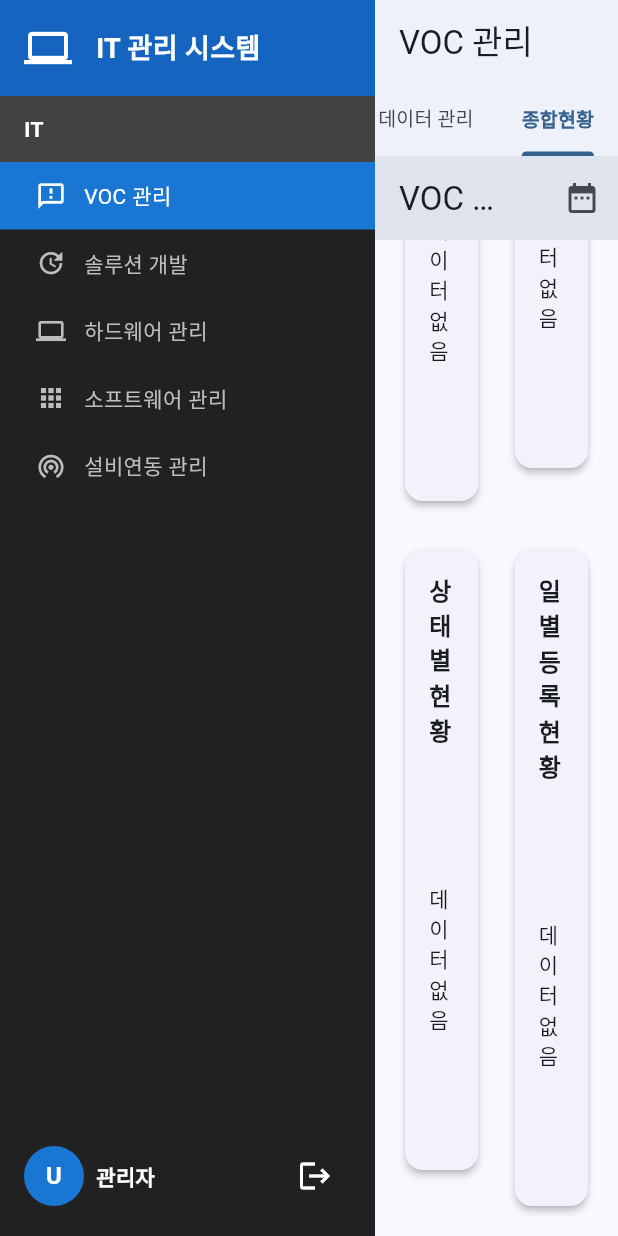
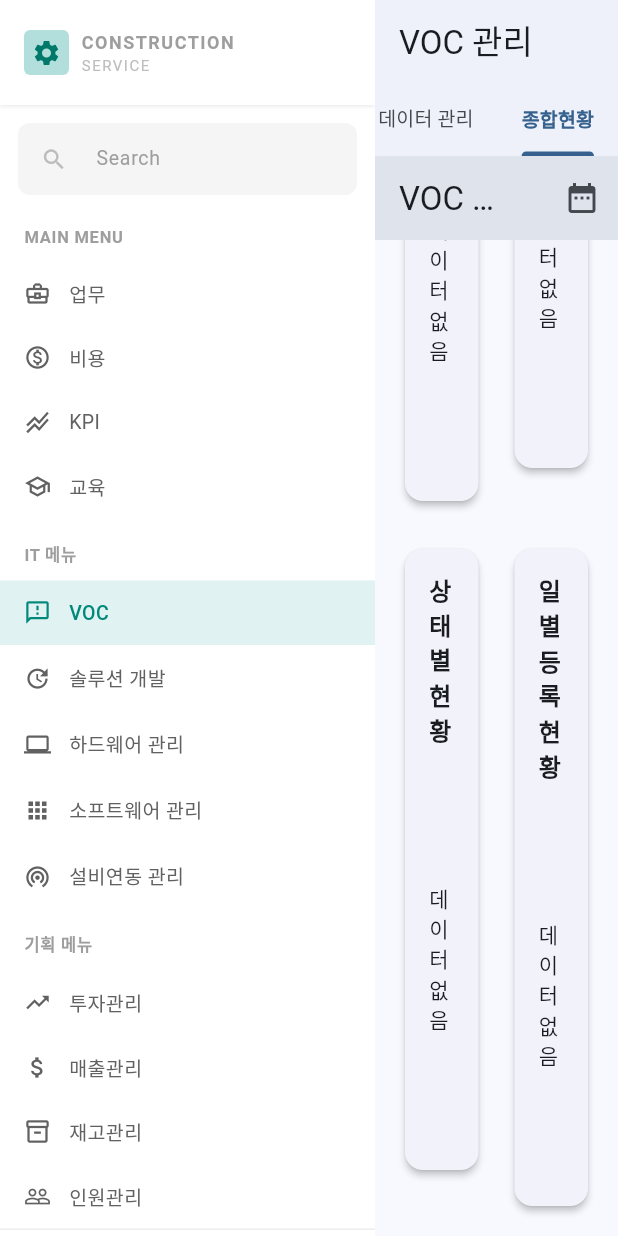
Before and after one commit to aimhigh31/nexplus_task, a Flutter app: the screen it shows after launch, tab 2 chosen, scrolled down 446 dp, on a phone screen of 412 x 824 dp. Run offline on Flutter 3.47's test engine with Material 3 defaults, Android fonts, the phone set to English and light mode, and no system bars; our stand-ins replace calendar_date_picker2, file_picker, fl_chart, pdf, printing, qr_flutter; missing offline and left inert: excel, file_saver, mongo_dart, pluto_grid_plus; network calls fail.

Commit message:
사이드바 수정중 1

```diff
--- a/lib/widgets/sidebar.dart
+++ b/lib/widgets/sidebar.dart
@@ -1,6 +1,8 @@
 import 'package:flutter/material.dart';
+import 'dart:async';
+import 'package:intl/intl.dart';
 
-class SideBar extends StatelessWidget {
+class SideBar extends StatefulWidget {
   final String currentPage;
   final Function(String) onPageChanged;
 
@@ -11,133 +13,265 @@ class SideBar extends StatelessWidget {
   });
 
   @override
+  State<SideBar> createState() => _SideBarState();
+}
+
+class _SideBarState extends State<SideBar> {
+  late Timer _timer;
+  late String _currentTime;
+  late String _currentDate;
+  final TextEditingController _searchController = TextEditingController();
+
+  @override
+  void initState() {
+    super.initState();
+    _updateTime();
+    _timer = Timer.periodic(const Duration(seconds: 1), (timer) => _updateTime());
+  }
+
+  @override
+  void dispose() {
+    _timer.cancel();
+    _searchController.dispose();
+    super.dispose();
+  }
+
+  void _updateTime() {
+    final now = DateTime.now();
+    setState(() {
+      _currentTime = DateFormat('h:mm a').format(now);
+      _currentDate = DateFormat('MMM dd, yyyy').format(now);
+    });
+  }
+
+  @override
   Widget build(BuildContext context) {
     return Container(
       width: 250,
-      color: Colors.grey.shade900,
+      color: Colors.white,
       child: Column(
         children: [
-          // 로고 및 앱 제목
+          // 로고 영역
           Container(
-            height: 64,
-            padding: const EdgeInsets.symmetric(horizontal: 16.0),
-            color: Colors.blue.shade800,
+            height: 70,
+            padding: const EdgeInsets.symmetric(horizontal: 16.0, vertical: 8.0),
+            decoration: BoxDecoration(
+              color: Colors.white,
+              boxShadow: [
+                BoxShadow(
+                  color: Colors.grey.shade200,
+                  offset: const Offset(0, 1),
+                  blurRadius: 1,
+                ),
+              ],
+            ),
             child: Row(
               children: [
-                Icon(
-                  Icons.computer,
-                  color: Colors.white,
-                  size: 32,
+                // 회사 로고 (기어 아이콘)
+                Container(
+                  width: 30,
+                  height: 30,
+                  decoration: BoxDecoration(
+                    color: Colors.teal.shade100,
+                    borderRadius: BorderRadius.circular(4),
+                  ),
+                  child: Icon(
+                    Icons.settings,
+                    color: Colors.teal.shade700,
+                    size: 20,
+                  ),
                 ),
-                SizedBox(width: 16),
-                Text(
-                  'IT 관리 시스템',
-                  style: TextStyle(
-                    color: Colors.white,
-                    fontSize: 18,
-                    fontWeight: FontWeight.bold,
-                  ),
+                const SizedBox(width: 8),
+                // 회사명
+                Column(
+                  crossAxisAlignment: CrossAxisAlignment.start,
+                  mainAxisAlignment: MainAxisAlignment.center,
+                  children: [
+                    const Text(
+                      'CONSTRUCTION',
+                      style: TextStyle(
+                        color: Colors.grey,
+                        fontSize: 12,
+                        fontWeight: FontWeight.bold,
+                        letterSpacing: 1,
+                      ),
+                    ),
+                    Text(
+                      'SERVICE',
+                      style: TextStyle(
+                        color: Colors.grey.shade400,
+                        fontSize: 10,
+                        letterSpacing: 1,
+                      ),
+                    ),
+                  ],
                 ),
               ],
             ),
           ),
 
-          // 메뉴 항목
-          Expanded(
-            child: SingleChildScrollView(
-              child: Column(
-                children: [
-                  // IT 카테고리
-                  _buildCategory('IT'),
+          // 검색 영역
+          Padding(
+            padding: const EdgeInsets.all(12.0),
+            child: TextField(
+              controller: _searchController,
+              decoration: InputDecoration(
+                filled: true,
+                fillColor: Colors.grey.shade100,
+                hintText: 'Search',
+                hintStyle: TextStyle(fontSize: 13, color: Colors.grey.shade500),
+                prefixIcon: Icon(Icons.search, size: 18, color: Colors.grey.shade400),
+                border: OutlineInputBorder(
+                  borderRadius: BorderRadius.circular(8),
+                  borderSide: BorderSide.none,
+                ),
+                contentPadding: EdgeInsets.zero,
+                isDense: true,
+              ),
+              style: const TextStyle(fontSize: 13),
+            ),
+          ),
 
-                  // IT 하위 메뉴 항목들
-                  _buildMenuItem(
-                    'system_voc',
-                    'VOC 관리',
-                    Icons.feedback_outlined,
-                    currentPage == 'system_voc',
-                  ),
-                  _buildMenuItem(
-                    'system_update',
-                    '솔루션 개발',
-                    Icons.update,
-                    currentPage == 'system_update',
-                  ),
-                  _buildMenuItem(
-                    'hardware_management',
-                    '하드웨어 관리',
-                    Icons.computer,
-                    currentPage == 'hardware_management',
-                  ),
-                  _buildMenuItem(
-                    'software_management',
-                    '소프트웨어 관리',
-                    Icons.apps,
-                    currentPage == 'software_management',
-                  ),
-                  _buildMenuItem(
-                    'equipment_connection',
-                    '설비연동 관리',
-                    Icons.wifi_tethering,
-                    currentPage == 'equipment_connection',
-                  ),
-                ],
+          // 메인 메뉴 레이블
+          Padding(
+            padding: const EdgeInsets.symmetric(horizontal: 16.0, vertical: 8.0),
+            child: Align(
+              alignment: Alignment.centerLeft,
+              child: Text(
+                'MAIN MENU',
+                style: TextStyle(
+                  fontSize: 11,
+                  color: Colors.grey.shade500,
+                  fontWeight: FontWeight.bold,
+                  letterSpacing: 0.5,
+                ),
               ),
             ),
           ),
 
-          // 하단 영역
+          // 메인 메뉴 항목들
+          _buildMenuItem('work', '업무', Icons.business_center_outlined, widget.currentPage == 'work'),
+          _buildMenuItem('cost', '비용', Icons.monetization_on_outlined, widget.currentPage == 'cost'),
+          _buildMenuItem('kpi', 'KPI', Icons.stacked_line_chart, widget.currentPage == 'kpi'),
+          _buildMenuItem('education', '교육', Icons.school_outlined, widget.currentPage == 'education'),
+
+          // IT 메뉴 레이블
+          Padding(
+            padding: const EdgeInsets.fromLTRB(16.0, 16.0, 16.0, 8.0),
+            child: Align(
+              alignment: Alignment.centerLeft,
+              child: Text(
+                'IT 메뉴',
+                style: TextStyle(
+                  fontSize: 11,
+                  color: Colors.grey.shade500,
+                  fontWeight: FontWeight.bold,
+                  letterSpacing: 0.5,
+                ),
+              ),
+            ),
+          ),
+
+          // IT 메뉴 항목들
+          _buildMenuItem('system_voc', 'VOC', Icons.feedback_outlined, widget.currentPage == 'system_voc'),
+          _buildMenuItem('system_update', '솔루션 개발', Icons.update, widget.currentPage == 'system_update'),
+          _buildMenuItem('hardware_management', '하드웨어 관리', Icons.computer_outlined, widget.currentPage == 'hardware_management'),
+          _buildMenuItem('software_management', '소프트웨어 관리', Icons.apps_outlined, widget.currentPage == 'software_management'),
+          _buildMenuItem('equipment_connection', '설비연동 관리', Icons.wifi_tethering_outlined, widget.currentPage == 'equipment_connection'),
+
+          // 기획 메뉴 레이블
+          Padding(
+            padding: const EdgeInsets.fromLTRB(16.0, 16.0, 16.0, 8.0),
+            child: Align(
+              alignment: Alignment.centerLeft,
+              child: Text(
+                '기획 메뉴',
+                style: TextStyle(
+                  fontSize: 11,
+                  color: Colors.grey.shade500,
+                  fontWeight: FontWeight.bold,
+                  letterSpacing: 0.5,
+                ),
+              ),
+            ),
+          ),
+
+          // 기획 메뉴 항목들
+          _buildMenuItem('investment', '투자관리', Icons.trending_up, widget.currentPage == 'investment'),
+          _buildMenuItem('sales', '매출관리', Icons.attach_money, widget.currentPage == 'sales'),
+          _buildMenuItem('inventory', '재고관리', Icons.inventory_2_outlined, widget.currentPage == 'inventory'),
+          _buildMenuItem('personnel', '인원관리', Icons.people_outline, widget.currentPage == 'personnel'),
+
+          const Spacer(),
+
+          // 하단 프로필 및 시간 영역
           Container(
-            padding: const EdgeInsets.all(16.0),
-            child: Row(
+            decoration: BoxDecoration(
+              border: Border(
+                top: BorderSide(color: Colors.grey.shade200, width: 1),
+              ),
+            ),
+            padding: const EdgeInsets.all(12.0),
+            child: Column(
               children: [
-                CircleAvatar(
-                  backgroundColor: Colors.blue.shade700,
-                  child: Text(
-                    'U',
-                    style: TextStyle(
-                      color: Colors.white,
-                      fontWeight: FontWeight.bold,
+                // 프로필 정보
+                Row(
+                  children: [
+                    // 프로필 아바타
+                    CircleAvatar(
+                      radius: 16,
+                      backgroundColor: Colors.blue.shade100,
+                      child: Text(
+                        'J',
+                        style: TextStyle(
+                          color: Colors.blue.shade800,
+                          fontWeight: FontWeight.bold,
+                          fontSize: 14,
+                        ),
+                      ),
                     ),
-                  ),
-                ),
-                SizedBox(width: 8),
-                Expanded(
-                  child: Text(
-                    '관리자',
-                    style: TextStyle(
-                      color: Colors.white,
-                      fontWeight: FontWeight.bold,
+                    const SizedBox(width: 12),
+                    // 사용자 이름
+                    Expanded(
+                      child: Column(
+                        crossAxisAlignment: CrossAxisAlignment.start,
+                        children: [
+                          const Text(
+                            'Jacob Jones',
+                            style: TextStyle(
+                              fontSize: 13,
+                              fontWeight: FontWeight.w500,
+                            ),
+                          ),
+                          Text(
+                            _currentTime,
+                            style: TextStyle(
+                              fontSize: 11,
+                              color: Colors.grey.shade500,
+                            ),
+                          ),
+                          Text(
+                            _currentDate,
+                            style: TextStyle(
+                              fontSize: 10,
+                              color: Colors.grey.shade500,
+                            ),
+                          ),
+                        ],
+                      ),
                     ),
-                  ),
-                ),
-                IconButton(
-                  icon: Icon(Icons.logout, color: Colors.white),
-                  onPressed: () {
-                    // 로그아웃 기능 (미구현)
-                  },
+                    // 프로필로 이동 아이콘
+                    Icon(
+                      Icons.chevron_right,
+                      size: 20,
+                      color: Colors.grey.shade400,
+                    ),
+                  ],
                 ),
               ],
             ),
           ),
         ],
-      ),
-    );
-  }
-
-  // 카테고리 위젯 (헤더)
-  Widget _buildCategory(String title) {
-    return Container(
-      padding: const EdgeInsets.symmetric(horizontal: 16.0, vertical: 12.0),
-      alignment: Alignment.centerLeft,
-      color: Colors.grey.shade800,
-      child: Text(
-        title,
-        style: TextStyle(
-          color: Colors.white,
-          fontSize: 14,
-          fontWeight: FontWeight.bold,
-        ),
       ),
     );
   }
@@ -150,25 +284,25 @@ class SideBar extends StatelessWidget {
     bool isSelected,
   ) {
     return Material(
-      color: isSelected ? Colors.blue.shade700 : Colors.transparent,
+      color: isSelected ? Colors.teal.shade50 : Colors.transparent,
       child: InkWell(
-        onTap: () => onPageChanged(id),
+        onTap: () => widget.onPageChanged(id),
         child: Container(
           padding: const EdgeInsets.symmetric(horizontal: 16.0, vertical: 12.0),
-          margin: const EdgeInsets.only(left: 8.0),
           child: Row(
             children: [
               Icon(
                 icon,
-                size: 20,
-                color: isSelected ? Colors.white : Colors.grey.shade400,
+                size: 18,
+                color: isSelected ? Colors.teal.shade600 : Colors.grey.shade700,
               ),
-              SizedBox(width: 12),
+              const SizedBox(width: 12),
               Text(
                 title,
                 style: TextStyle(
-                  color: isSelected ? Colors.white : Colors.grey.shade400,
-                  fontSize: 14,
+                  color: isSelected ? Colors.teal.shade600 : Colors.grey.shade700,
+                  fontSize: 13,
+                  fontWeight: isSelected ? FontWeight.w500 : FontWeight.normal,
                 ),
               ),
             ],
```
